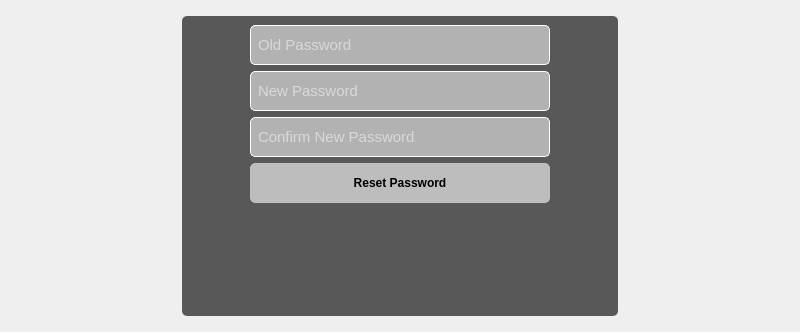
aciklab/Hvl-Lightdm-Greeter, file loginform.ui: the form before one commit.
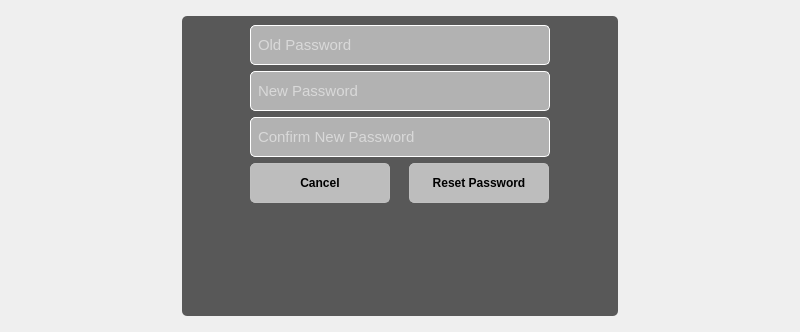
The form after the commit. The open tabs and pages were chosen to show the change. Icons and pictures are not drawn.

```diff
--- a/loginform.ui
+++ b/loginform.ui
@@ -1157,7 +1157,43 @@
             </property>
            </widget>
           </item>
-          <item alignment="Qt::AlignHCenter">
+          <item>
+           <layout class="QHBoxLayout" name="horizontalLayout_7">
+            <property name="spacing">
+             <number>0</number>
+            </property>
+            <property name="sizeConstraint">
+             <enum>QLayout::SetDefaultConstraint</enum>
+            </property>
+            <property name="leftMargin">
+             <number>40</number>
+            </property>
+            <property name="rightMargin">
+             <number>40</number>
+            </property>
+            <item>
+             <widget class="QPushButton" name="cancelResetButton">
+              <property name="minimumSize">
+               <size>
+                <width>0</width>
+                <height>40</height>
+               </size>
+              </property>
+              <property name="maximumSize">
+               <size>
+                <width>140</width>
+                <height>16777215</height>
+               </size>
+              </property>
+              <property name="focusPolicy">
+               <enum>Qt::NoFocus</enum>
+              </property>
+              <property name="text">
+               <string>Cancel</string>
+              </property>
+             </widget>
+            </item>
+            <item>
            <widget class="QPushButton" name="resetpasswordButton">
             <property name="sizePolicy">
              <sizepolicy hsizetype="Minimum" vsizetype="Fixed">
@@ -1167,13 +1203,13 @@
             </property>
             <property name="minimumSize">
              <size>
-              <width>300</width>
+                <width>50</width>
               <height>40</height>
              </size>
             </property>
             <property name="maximumSize">
              <size>
-              <width>344</width>
+                <width>140</width>
               <height>40</height>
              </size>
             </property>
@@ -1184,6 +1220,8 @@
              <string>Reset Password</string>
             </property>
            </widget>
+            </item>
+           </layout>
           </item>
           <item>
            <widget class="QLabel" name="rstpwdmessagelabel">
```
Left out of the diff: 34 changed lines with no effect on the pictures. Lines whose indentation alone changed are shown as unchanged.
